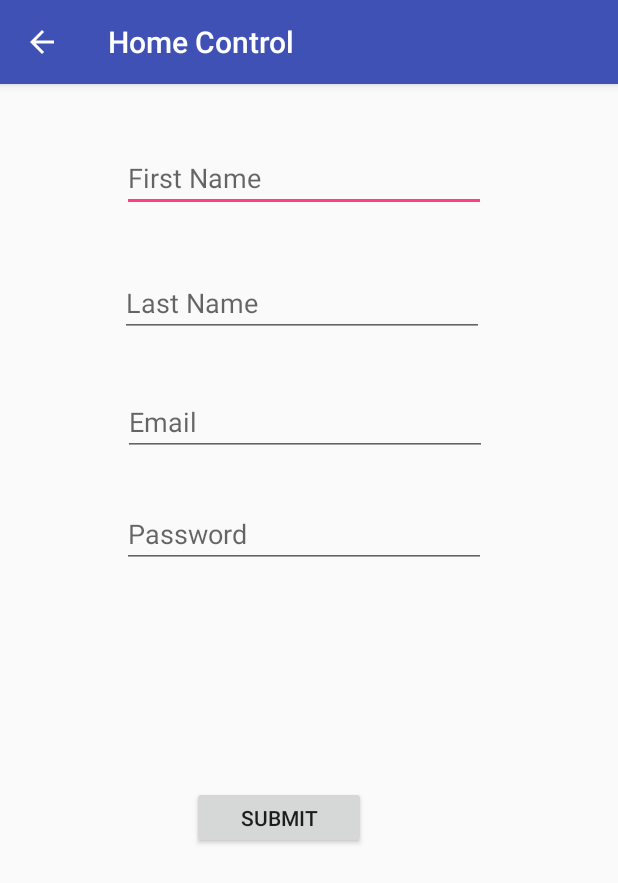
After one commit to NiruRajah/HouseControl390, an Android app: the signUpActivity screen opened directly, with no data from a screen before it, on a phone screen of 412 x 824 dp. The commit adds this screen. Shown: the top 883 px of the screen. Run offline under Robolectric (Android 15) with nearby library versions, the phone set to English and light mode, and no system bars.

Commit message:
Completed scrum 1 design layouts and intent functions

```diff
--- a/app/build.gradle
+++ b/app/build.gradle
@@ -25,4 +25,5 @@ dependencies {
     testImplementation 'junit:junit:4.12'
     androidTestImplementation 'com.android.support.test:runner:1.0.2'
     androidTestImplementation 'com.android.support.test.espresso:espresso-core:3.0.2'
+    implementation 'com.android.support:design:27.1.1'
 }
--- a/app/src/main/AndroidManifest.xml
+++ b/app/src/main/AndroidManifest.xml
@@ -16,6 +16,8 @@
                 <category android:name="android.intent.category.LAUNCHER" />
             </intent-filter>
         </activity>
+        <activity android:name=".signUpActivity" android:parentActivityName=".MainActivity"/>
+        <activity android:name=".controlActivity" android:parentActivityName=".MainActivity"></activity>
     </application>
 
 </manifest>
--- /dev/null
+++ b/app/src/main/java/com/example/avkash/housecontrol/signUpActivity.java
@@ -0,0 +1,17 @@
+package com.example.avkash.housecontrol;
+
+import android.support.v7.app.AppCompatActivity;
+import android.os.Bundle;
+
+public class signUpActivity extends AppCompatActivity
+{
+
+    @Override
+    protected void onCreate(Bundle savedInstanceState)
+    {
+        super.onCreate(savedInstanceState);
+        setContentView(R.layout.activity_sign_up);
+        getSupportActionBar().setHomeButtonEnabled(true); //to toggle back to main page
+
+    }
+}
--- /dev/null
+++ b/app/src/main/res/layout/activity_sign_up.xml
@@ -0,0 +1,96 @@
+<?xml version="1.0" encoding="utf-8"?>
+<RelativeLayout xmlns:android="http://schemas.android.com/apk/res/android"
+    xmlns:app="http://schemas.android.com/apk/res-auto"
+    xmlns:tools="http://schemas.android.com/tools"
+    android:layout_width="match_parent"
+    android:layout_height="match_parent"
+    tools:context=".signUpActivity">
+
+    <Button
+        android:id="@+id/submit_button"
+        android:layout_width="wrap_content"
+        android:layout_height="42dp"
+        android:layout_below="@+id/password_EditText2"
+        android:layout_alignParentStart="true"
+        android:layout_alignParentLeft="true"
+        android:layout_alignParentEnd="true"
+        android:layout_alignParentRight="true"
+        android:layout_marginStart="128dp"
+        android:layout_marginLeft="128dp"
+        android:layout_marginTop="145dp"
+        android:layout_marginEnd="168dp"
+        android:layout_marginRight="168dp"
+        android:text="Submit" />
+
+    <EditText
+        android:id="@+id/first_name_editText"
+        android:layout_width="wrap_content"
+        android:layout_height="wrap_content"
+        android:layout_alignParentStart="true"
+        android:layout_alignParentLeft="true"
+        android:layout_alignParentTop="true"
+        android:layout_alignParentEnd="true"
+        android:layout_alignParentRight="true"
+        android:layout_marginStart="81dp"
+        android:layout_marginLeft="81dp"
+        android:layout_marginTop="40dp"
+        android:layout_marginEnd="88dp"
+        android:layout_marginRight="88dp"
+        android:ems="10"
+        android:hint="First Name"
+        android:inputType="textPersonName" />
+
+    <EditText
+        android:id="@+id/last_name_editText"
+        android:layout_width="wrap_content"
+        android:layout_height="wrap_content"
+        android:layout_below="@+id/first_name_editText"
+        android:layout_alignParentStart="true"
+        android:layout_alignParentLeft="true"
+        android:layout_alignParentEnd="true"
+        android:layout_alignParentRight="true"
+        android:layout_marginStart="80dp"
+        android:layout_marginLeft="80dp"
+        android:layout_marginTop="38dp"
+        android:layout_marginEnd="89dp"
+        android:layout_marginRight="89dp"
+        android:ems="10"
+        android:hint="Last Name"
+        android:inputType="textPersonName" />
+
+    <EditText
+        android:id="@+id/email_editText2"
+        android:layout_width="wrap_content"
+        android:layout_height="wrap_content"
+        android:layout_below="@+id/last_name_editText"
+        android:layout_alignParentStart="true"
+        android:layout_alignParentLeft="true"
+        android:layout_alignParentEnd="true"
+        android:layout_alignParentRight="true"
+        android:layout_marginStart="82dp"
+        android:layout_marginLeft="82dp"
+        android:layout_marginTop="34dp"
+        android:layout_marginEnd="87dp"
+        android:layout_marginRight="87dp"
+        android:ems="10"
+        android:hint="Email"
+        android:inputType="textEmailAddress" />
+
+    <EditText
+        android:id="@+id/password_EditText2"
+        android:layout_width="wrap_content"
+        android:layout_height="wrap_content"
+        android:layout_below="@+id/email_editText2"
+        android:layout_alignParentStart="true"
+        android:layout_alignParentLeft="true"
+        android:layout_alignParentEnd="true"
+        android:layout_alignParentRight="true"
+        android:layout_marginStart="81dp"
+        android:layout_marginLeft="81dp"
+        android:layout_marginTop="29dp"
+        android:layout_marginEnd="88dp"
+        android:layout_marginRight="88dp"
+        android:ems="10"
+        android:hint="Password"
+        android:inputType="textPassword" />
+</RelativeLayout>
--- a/app/src/main/res/values/strings.xml
+++ b/app/src/main/res/values/strings.xml
@@ -1,3 +1,3 @@
 <resources>
-    <string name="app_name">HouseControl</string>
+    <string name="app_name">Home Control</string>
 </resources>
```
Also changed, not shown: app/src/main/java/com/example/avkash/housecontrol/MainActivity.java (+53 -2 lines), app/src/main/java/com/example/avkash/housecontrol/controlActivity.java (added, +18 -0 lines), app/src/main/res/layout/activity_control.xml (added, +49 -0 lines), app/src/main/res/layout/activity_main.xml (+95 -7 lines), app/src/main/res/drawable-v24/Emblem.PNG (added).
